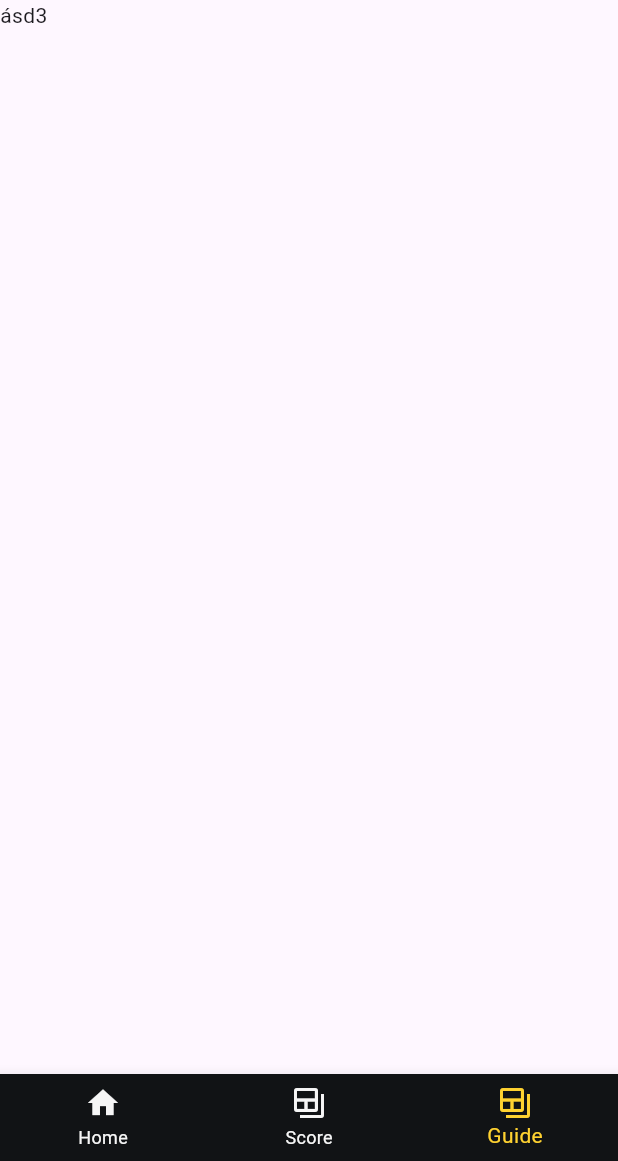
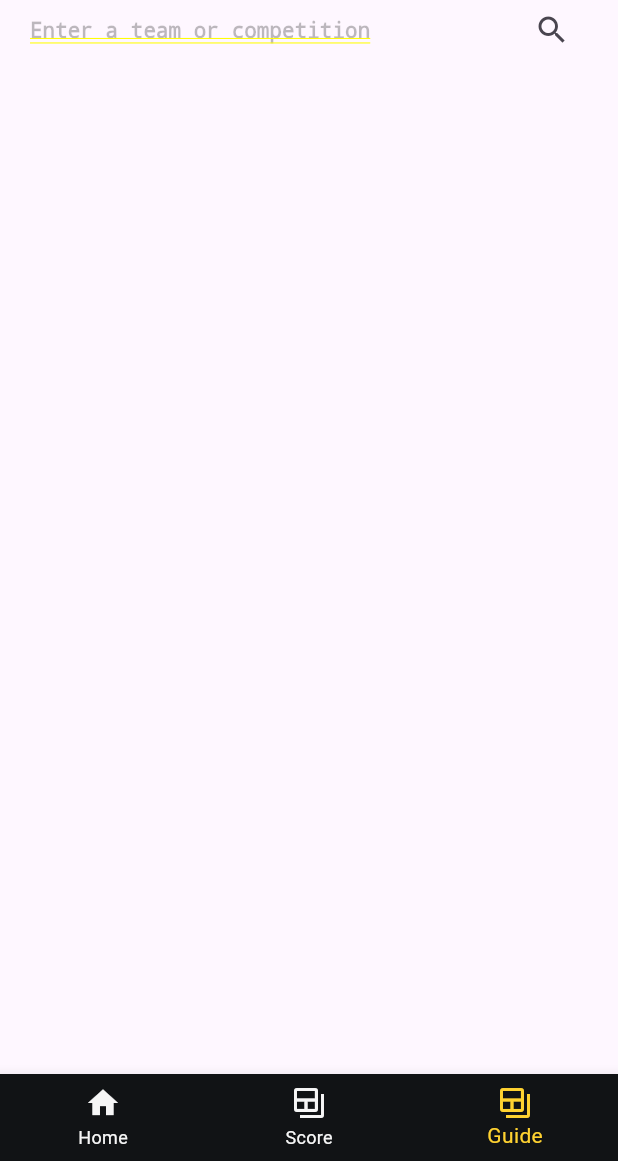
Before and after one commit to ig-byte/flutter_app_bbc, a Flutter app: the screen it shows after launch, item 3 of the bottom bar chosen, on a phone screen of 412 x 824 dp, the part 75-1236 px from its top. Run offline on Flutter 3.47's test engine with Material 3 defaults, Android fonts, the phone set to English and light mode, and no system bars; drawn by our look-alikes of animated_search_bar.

Commit message:
mejora en screen de score

```diff
--- a/appflutter_bbc/lib/components/my_barradeBusqueda.dart
+++ b/appflutter_bbc/lib/components/my_barradeBusqueda.dart
@@ -1,37 +1,27 @@
-import 'package:easy_search_bar/easy_search_bar.dart';
+import 'package:animated_search_bar/animated_search_bar.dart';
 import 'package:flutter/material.dart';
 
-/// Flutter code sample for [SearchBar].
+class SearchBarCustom extends StatelessWidget {
+  String searchText = "";
 
-class MybarradeBusqueda extends StatefulWidget {
-  const MybarradeBusqueda({super.key});
+  SearchBarCustom({
+    super.key,
+  });
 
   @override
-  State<MybarradeBusqueda> createState() => _SearchBarAppState();
-}
-
-class _SearchBarAppState extends State<MybarradeBusqueda> {
-  bool isDark = false;
-  //final List<String> _suggestions = ['Afeganistan', 'Albania', 'Algeria', 'Australia', 'Brazil', 'German', 'Madagascar', 'Mozambique', 'Portugal', 'Zambia']
-  @override
   Widget build(BuildContext context) {
-    final ThemeData themeData = ThemeData(
-        useMaterial3: true,
-        brightness: isDark ? Brightness.dark : Brightness.light);
-    String searchValue = '';
-
-    return MaterialApp(
-      debugShowCheckedModeBanner: false,
-      theme: themeData,
-      home: Scaffold(
-        body: Padding(
-          padding: const EdgeInsets.all(8.0),
-          child: EasySearchBar(
-            title: const Text('Enter a team or competition'),
-            onSearch: (value) => setState(() => searchValue = value),
-          ),
-        ),
-      ),
+    return AnimatedSearchBar(
+      labelStyle: const TextStyle(
+          color: Colors.black26, fontSize: 14, fontWeight: FontWeight.bold),
+      label: "Enter a team or competition",
+      onChanged: (value) {
+        debugPrint("value on Change");
+        setState(() {
+          searchText = value;
+        });
+      },
     );
   }
 }
+
+void setState(Null Function() param0) {}
--- a/appflutter_bbc/lib/components/my_bottomTabControllerNavigator.dart
+++ b/appflutter_bbc/lib/components/my_bottomTabControllerNavigator.dart
@@ -1,3 +1,4 @@
+import 'package:appflutter_bbc/pages/pages_guide.dart';
 import 'package:appflutter_bbc/pages/pages_main.dart';
 import 'package:appflutter_bbc/pages/pages_scores.dart';
 import 'package:flutter/material.dart';
@@ -14,7 +15,7 @@ class _BottomTabBarState extends State<BottomTabBar> {
   final screens = [
     const MyScoreScreen(),
     const MyNewsScreen(),
-    const Text('ásd3')
+    MyGuideScreen()
   ];
   final Color _iconColorSelected = const Color.fromRGBO(255, 210, 48, 1);
   final Color _iconColorunSelected = const Color.fromRGBO(246, 246, 246, 1);
--- a/appflutter_bbc/lib/pages/pages_guide.dart
+++ b/appflutter_bbc/lib/pages/pages_guide.dart
@@ -0,0 +1,23 @@
+import 'package:animated_search_bar/animated_search_bar.dart';
+import 'package:appflutter_bbc/components/my_barradeBusqueda.dart';
+import 'package:flutter/material.dart';
+
+class MyGuideScreen extends StatelessWidget {
+  MyGuideScreen({super.key});
+
+  @override
+  Widget build(BuildContext context) {
+    return MaterialApp(
+      title: 'Material App',
+      home: Center(
+          child: Column(
+        children: [
+          Container(
+            margin: EdgeInsets.symmetric(horizontal: 20),
+            child: SearchBarCustom(),
+          ),
+        ],
+      )),
+    );
+  }
+}
--- a/appflutter_bbc/lib/pages/pages_scores.dart
+++ b/appflutter_bbc/lib/pages/pages_scores.dart
@@ -11,6 +11,7 @@ class MyScoreScreen extends StatelessWidget {
       debugShowCheckedModeBanner: false,
       home: Scaffold(
         body: Center(
+          child: SingleChildScrollView(
             child: Column(
               children: [
                 Container(
@@ -47,7 +48,94 @@ class MyScoreScreen extends StatelessWidget {
                     ],
                   ),
                 ),
-              SearchBar(),
+                const Padding(
+                  padding: EdgeInsets.all(8.0),
+                  child: SearchBar(
+                    hintText: 'Enter a team or competition',
+                    leading: Align(
+                        alignment: Alignment.centerRight,
+                        child: Icon(Icons.search)),
+                  ),
+                ),
+                const Align(
+                  alignment: Alignment.centerRight,
+                  child: Padding(
+                      padding:
+                          EdgeInsets.symmetric(vertical: 15, horizontal: 10),
+                      child: Text("Show Scores",
+                          style:
+                              TextStyle(color: Color.fromRGBO(6, 102, 29, 1)))),
+                ),
+                Container(
+                  color: const Color.fromRGBO(17, 19, 21, 1),
+                  alignment: Alignment.center,
+                  height: 60,
+                  child: Padding(
+                    padding: EdgeInsets.symmetric(horizontal: 10),
+                    child: Row(
+                      mainAxisAlignment: MainAxisAlignment.spaceBetween,
+                      children: [
+                        Padding(
+                          padding: EdgeInsets.all(8.0),
+                          child: Container(
+                            child: Column(
+                              children: [
+                                Text("FRI",
+                                    style: TextStyle(color: Colors.white)),
+                                Text("12 APR",
+                                    style: TextStyle(color: Colors.white)),
+                              ],
+                            ),
+                          ),
+                        ),
+                        Padding(
+                          padding: EdgeInsets.all(8.0),
+                          child: Column(
+                            children: [
+                              Text("SAT",
+                                  style: TextStyle(color: Colors.white)),
+                              Text("13 APR",
+                                  style: TextStyle(color: Colors.white)),
+                            ],
+                          ),
+                        ),
+                        Padding(
+                          padding: EdgeInsets.all(8.0),
+                          child: Column(
+                            children: [
+                              Text("TODAY",
+                                  style: TextStyle(color: Colors.white)),
+                              Text("14 APR",
+                                  style: TextStyle(color: Colors.white)),
+                            ],
+                          ),
+                        ),
+                        Padding(
+                          padding: EdgeInsets.all(8.0),
+                          child: Column(
+                            children: [
+                              Text("MON",
+                                  style: TextStyle(color: Colors.white)),
+                              Text("15 APR",
+                                  style: TextStyle(color: Colors.white)),
+                            ],
+                          ),
+                        ),
+                        Padding(
+                          padding: EdgeInsets.all(8.0),
+                          child: Column(
+                            children: [
+                              Text("TUE",
+                                  style: TextStyle(color: Colors.white)),
+                              Text("16 APR",
+                                  style: TextStyle(color: Colors.white)),
+                            ],
+                          ),
+                        ),
+                      ],
+                    ),
+                  ),
+                ),
                 Center(
                   child: Container(
                       alignment: Alignment.center,
@@ -116,7 +204,34 @@ class MyScoreScreen extends StatelessWidget {
                   equipoDer: 'Chelsea Women',
                   horaPartido: '14:35',
                 ),
+                Center(
+                  child: Container(
+                      alignment: Alignment.center,
+                      height: 50,
+                      width: double.infinity,
+                      color: const Color.fromRGBO(230, 230, 230, 1),
+                      child: const Text("WOMEN'S SUPER LEAGUE")),
+                ),
+                const MyBarMatches(
+                  equipoIzq: 'Man Utd Women',
+                  equipoDer: 'Chelsea Women',
+                  horaPartido: '14:35',
+                ),
+                Center(
+                  child: Container(
+                      alignment: Alignment.center,
+                      height: 50,
+                      width: double.infinity,
+                      color: const Color.fromRGBO(230, 230, 230, 1),
+                      child: const Text("WOMEN'S SUPER LEAGUE")),
+                ),
+                const MyBarMatches(
+                  equipoIzq: 'Man Utd Women',
+                  equipoDer: 'Chelsea Women',
+                  horaPartido: '14:35',
+                ),
               ],
+            ),
           ),
         ),
       ),
--- a/appflutter_bbc/pubspec.yaml
+++ b/appflutter_bbc/pubspec.yaml
@@ -32,6 +32,7 @@ dependencies:
     sdk: flutter
   sidebarx: ^0.17.1
   easy_search_bar: ^2.5.0
+  animated_search_bar: ^2.7.1
 
 
 
```
Also changed, not shown: appflutter_bbc/pubspec.lock. Lines whose indentation alone changed are shown as unchanged.
